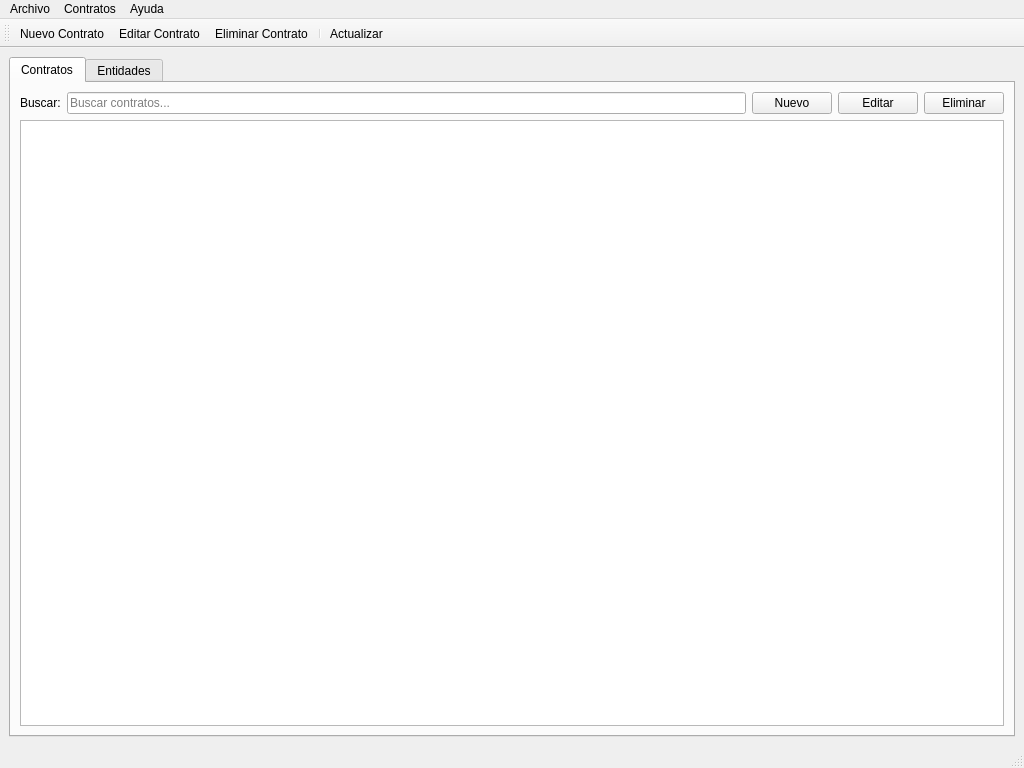
Old version of the form src/ui/mainwindow.ui in the repository crondonb890517/contro-qt6.
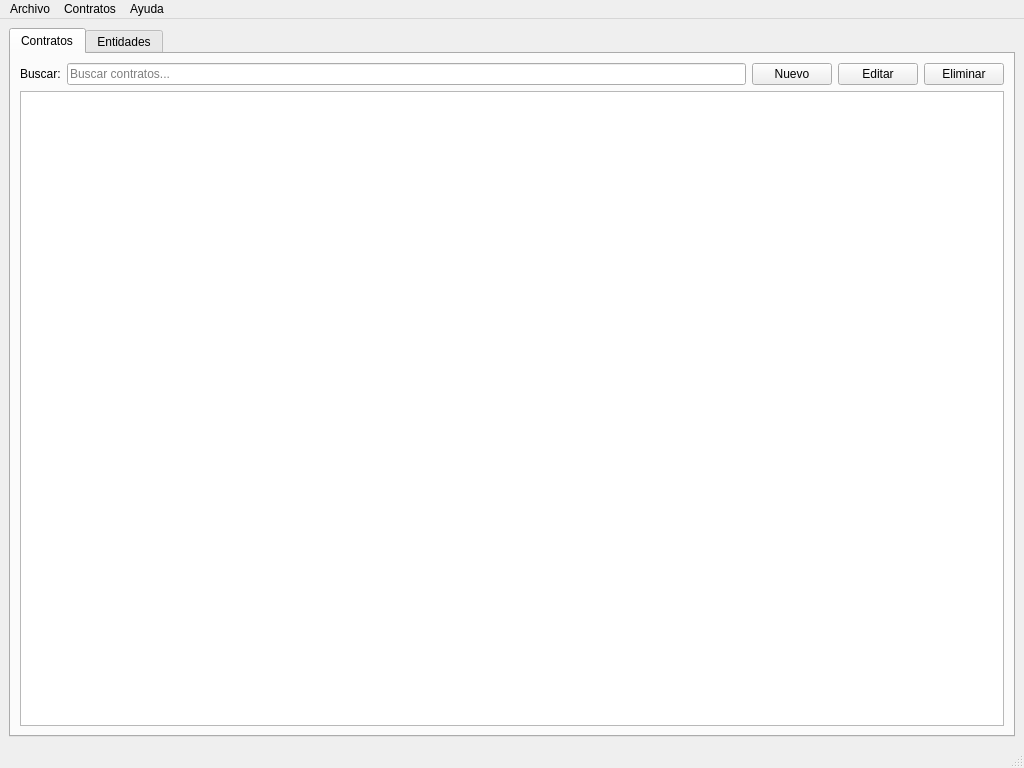
New version of the form. Icons and pictures are not drawn.

Commit message: Remove toolbar from main window UI

The edit to the form file:
```diff
--- a/src/ui/mainwindow.ui
+++ b/src/ui/mainwindow.ui
@@ -158,22 +158,6 @@
    <addaction name="menuAyuda"/>
   </widget>
   <widget class="QStatusBar" name="statusbar"/>
-  <widget class="QToolBar" name="toolBar">
-   <property name="windowTitle">
-    <string>Barra de Herramientas</string>
-   </property>
-   <attribute name="toolBarArea">
-    <enum>TopToolBarArea</enum>
-   </attribute>
-   <attribute name="toolBarBreak">
-    <bool>false</bool>
-   </attribute>
-   <addaction name="actionNuevo_Contrato"/>
-   <addaction name="actionEditar_Contrato"/>
-   <addaction name="actionEliminar_Contrato"/>
-   <addaction name="separator"/>
-   <addaction name="actionActualizar"/>
-  </widget>
   <action name="actionNuevo_Contrato">
    <property name="text">
     <string>Nuevo Contrato</string>
```
The commit also changes 1 other file.
